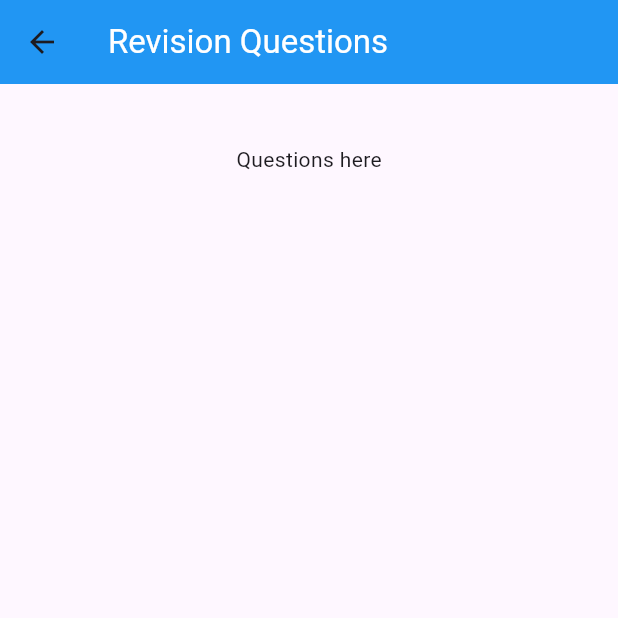
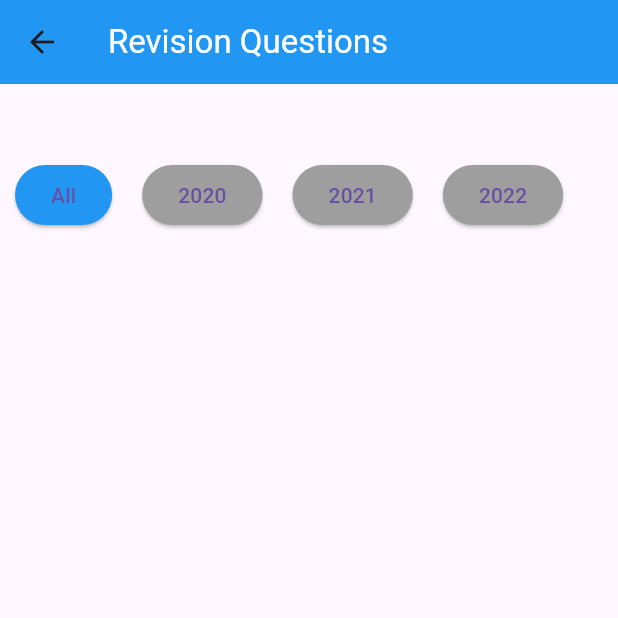
Before and after one commit to tinashemahwenda/playground, a Flutter app: the QuestionsPage screen opened directly, on a phone screen of 412 x 824 dp, the top half of it. Run offline on Flutter 3.47's test engine with Material 3 defaults, Android fonts, the phone set to English and light mode, and no system bars; our stand-ins replace shared_preferences; accounts and stored records are empty.

Commit message:
Added logic for the filter button

```diff
--- a/lib/questions_page.dart
+++ b/lib/questions_page.dart
@@ -25,6 +25,11 @@ class _QuestionsPageState extends State<QuestionsPage> {
         : questions
             .where((q) => q['year'].toString() == selectedFilter)
             .toList();
+
+    List<String> filterOptions = [
+      'All',
+      ...questions.map((q) => q['year'].toString()).toSet().toList(),
+    ];
     return Scaffold(
       primary: true,
       appBar: AppBar(
@@ -41,8 +46,23 @@ class _QuestionsPageState extends State<QuestionsPage> {
           SizedBox(
             height: 40,
           ),
-          Center(
-            child: Text('Questions here'),
+          Row(
+            children: filterOptions.map((filter) {
+              return Padding(
+                padding: EdgeInsets.all(10),
+                child: ElevatedButton(
+                    onPressed: () {
+                      setState(() {
+                        selectedFilter = filter;
+                      });
+                    },
+                    style: ElevatedButton.styleFrom(
+                      backgroundColor:
+                          selectedFilter == filter ? Colors.blue : Colors.grey,
+                    ),
+                    child: Text(filter)),
+              );
+            }).toList(),
           )
         ],
       ),
```
